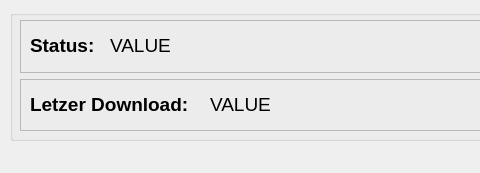
The window that srgssr_news_downloader/res/main_window.ui (nikitaschaffner/srgssr_news_downloader) describes before a commit, drawn with Qt 5; both pictures show x 0 to 480 and y 0 to 173 of the 800 by 173 pixel window.
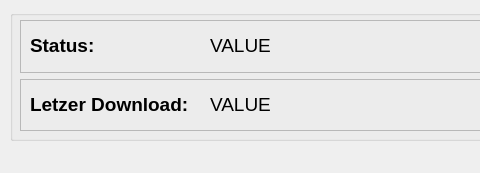
The same window after the commit.

Patch:
```diff
--- a/srgssr_news_downloader/res/main_window.ui
+++ b/srgssr_news_downloader/res/main_window.ui
@@ -49,7 +49,7 @@
           <rect>
            <x>10</x>
            <y>0</y>
-           <width>71</width>
+           <width>161</width>
            <height>51</height>
           </rect>
          </property>
@@ -70,9 +70,9 @@
         <widget class="QLabel" name="label_status_value">
          <property name="geometry">
           <rect>
-           <x>90</x>
+           <x>190</x>
            <y>0</y>
-           <width>661</width>
+           <width>561</width>
            <height>51</height>
           </rect>
          </property>
```
